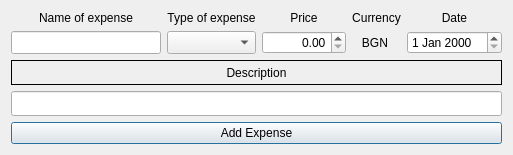
The window that NETB380_ExpenseManager/ep_add_expense.ui (satanasov/NETB380) describes before a commit, drawn with Qt 5.
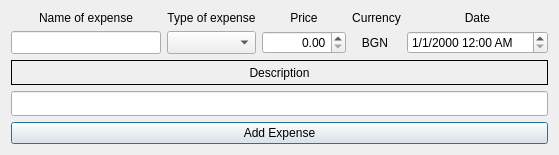
The same window after the commit. Icons and pictures are not drawn.

Commit message: FromTime and toTime arguments in getExpense correctly filled out. Date and time is always shown in GMT(UTC) time.

```diff
--- a/NETB380_ExpenseManager/ep_add_expense.ui
+++ b/NETB380_ExpenseManager/ep_add_expense.ui
@@ -135,9 +135,6 @@
      </property>
     </widget>
    </item>
-   <item row="1" column="4">
-    <widget class="QDateEdit" name="dateEditDateExpense"/>
-   </item>
    <item row="5" column="0" colspan="5">
     <widget class="QPushButton" name="pushButtonExpenseAdd">
      <property name="text">
@@ -186,6 +183,13 @@
      </property>
     </widget>
    </item>
+   <item row="1" column="4">
+    <widget class="QDateTimeEdit" name="dateTimeEditDateExpense">
+     <property name="displayFormat">
+      <string>M/d/yyyy h:mm AP</string>
+     </property>
+    </widget>
+   </item>
   </layout>
  </widget>
  <resources>
```
The commit also changes 9 other files.
